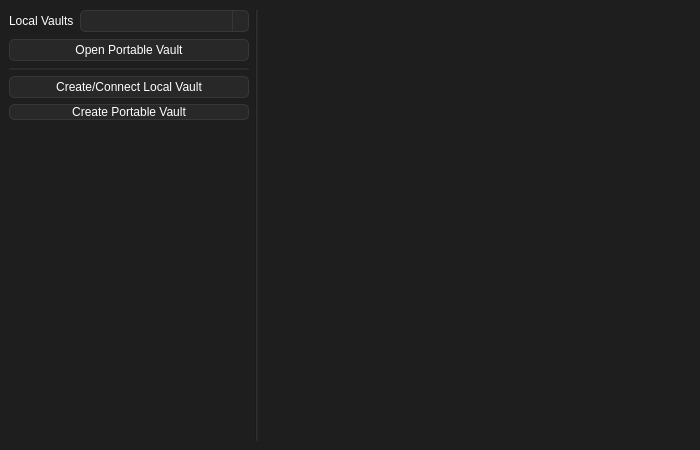
Nothing031/Vault, file ui/FrontendMainWindow.ui: the form before one commit.
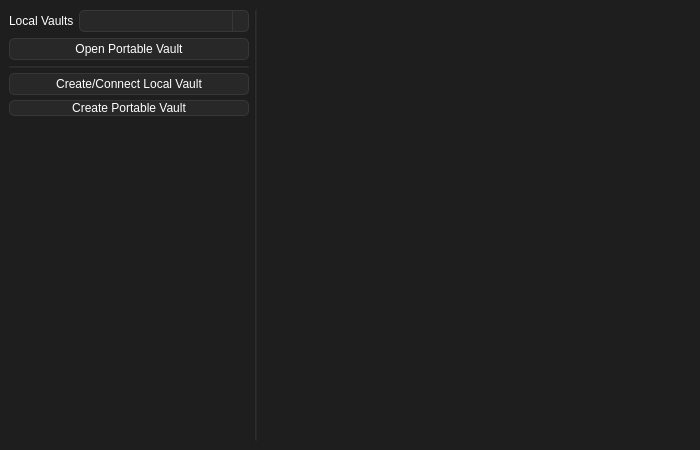
The form after the commit. Icons and pictures are not drawn.

```diff
--- a/ui/FrontendMainWindow.ui
+++ b/ui/FrontendMainWindow.ui
@@ -133,6 +133,9 @@
   </property>
   <widget class="QWidget" name="centralwidget">
    <layout class="QGridLayout" name="gridLayout">
+    <property name="spacing">
+     <number>5</number>
+    </property>
     <item row="0" column="1">
      <widget class="Line" name="line">
       <property name="orientation">
@@ -167,11 +170,14 @@
        <property name="bottomMargin">
         <number>0</number>
        </property>
-       <property name="verticalSpacing">
-        <number>6</number>
+       <property name="spacing">
+        <number>5</number>
        </property>
        <item row="0" column="0">
         <layout class="QHBoxLayout" name="horizontalLayout">
+         <property name="spacing">
+          <number>5</number>
+         </property>
          <item>
           <widget class="QLabel" name="LocalVaultSelectLabel">
            <property name="sizePolicy">
```
Left out of the diff: 17 changed lines with no effect on the pictures.
